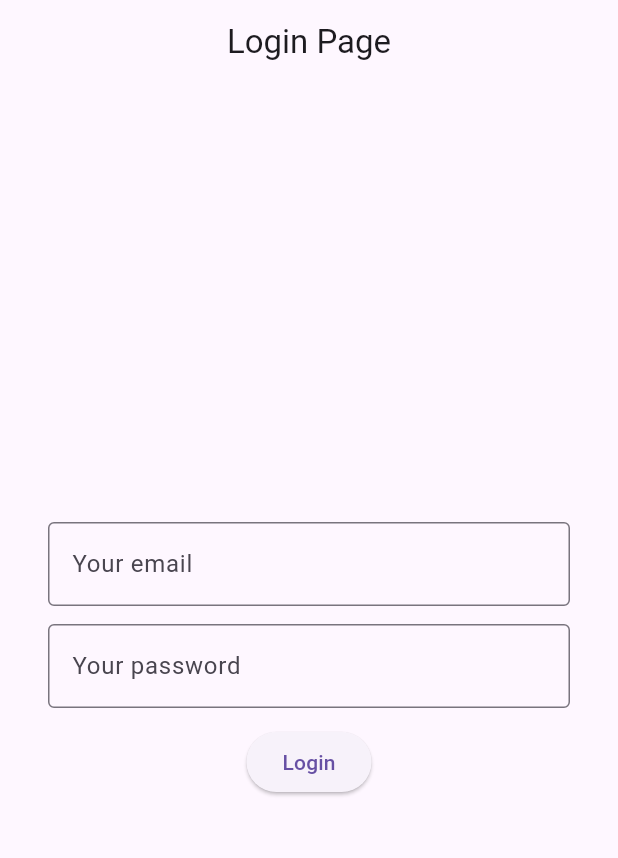
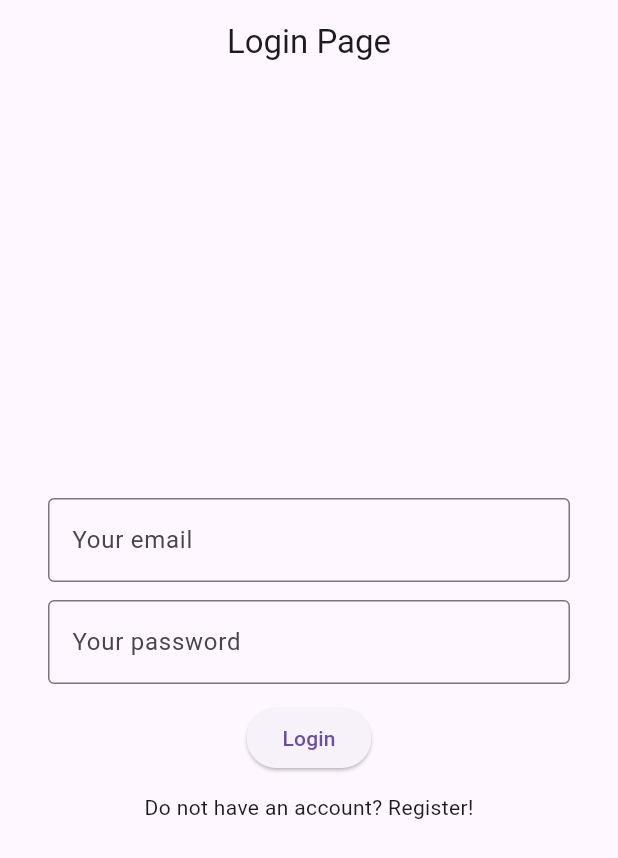
Before and after one commit to abdymazhittoretay/todo_list_provider, a Flutter app: the screen it shows after launch, on a phone screen of 412 x 824 dp. Shown: the top 858 px of the screen. Run offline on Flutter 3.47's test engine with Material 3 defaults, Android fonts, the phone set to English and light mode, and no system bars; our stand-ins replace firebase_auth, firebase_core; accounts and stored records are empty; generated files the repository leaves out were written again.

Commit message:
created navigator button to login and register pgs

```diff
--- a/lib/main.dart
+++ b/lib/main.dart
@@ -3,7 +3,6 @@ import 'package:flutter/material.dart';
 import 'package:provider/provider.dart';
 import 'package:todo_list_provider/firebase_options.dart';
 import 'package:todo_list_provider/models/todos_model.dart';
-import 'package:todo_list_provider/pages/home_page.dart';
 import 'package:todo_list_provider/pages/login_page.dart';
 
 void main() async {
--- a/lib/pages/login_page.dart
+++ b/lib/pages/login_page.dart
@@ -1,6 +1,7 @@
 import 'package:firebase_auth/firebase_auth.dart';
 import 'package:flutter/material.dart';
 import 'package:todo_list_provider/pages/home_page.dart';
+import 'package:todo_list_provider/pages/register_page.dart';
 import 'package:todo_list_provider/services/auth.dart';
 
 class LoginPage extends StatefulWidget {
@@ -46,6 +47,7 @@ class _LoginPageState extends State<LoginPage> {
             mainAxisAlignment: MainAxisAlignment.center,
             children: [
               TextField(
+                controller: _emailController,
                 decoration: InputDecoration(
                   hintText: "Your email",
                   border: OutlineInputBorder(),
@@ -53,6 +55,7 @@ class _LoginPageState extends State<LoginPage> {
               ),
               SizedBox(height: 12.0),
               TextField(
+                controller: _passwordController,
                 obscureText: true,
                 decoration: InputDecoration(
                   hintText: "Your password",
@@ -75,6 +78,16 @@ class _LoginPageState extends State<LoginPage> {
                 },
                 child: Text("Login"),
               ),
+              SizedBox(height: 12.0),
+              GestureDetector(
+                onTap: () {
+                  Navigator.pushReplacement(
+                    context,
+                    MaterialPageRoute(builder: (context) => RegisterPage()),
+                  );
+                },
+                child: Text("Do not have an account? Register!"),
+              ),
             ],
           ),
         ),
```
Also changed, not shown: lib/pages/register_page.dart (+12 -0 lines).
